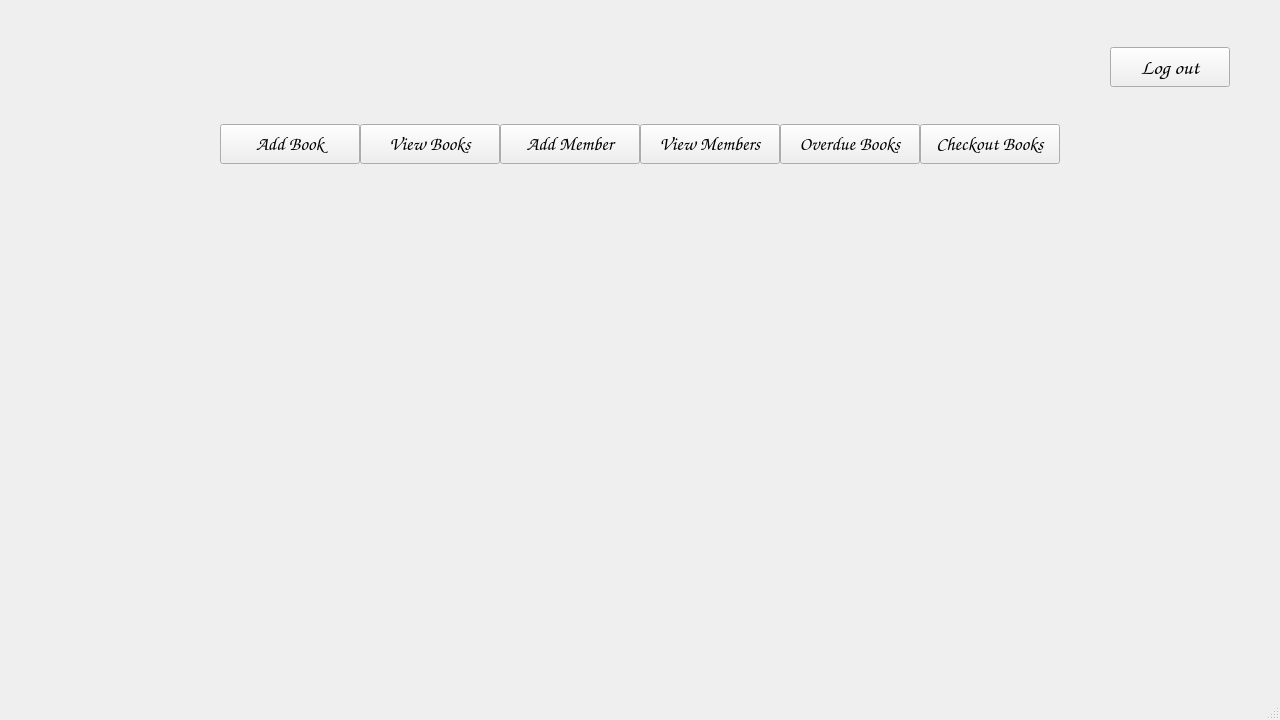
Frederick-Rive/CS106_LibrarySystem_GroupProject, file mainwindow.ui: the form before one commit.
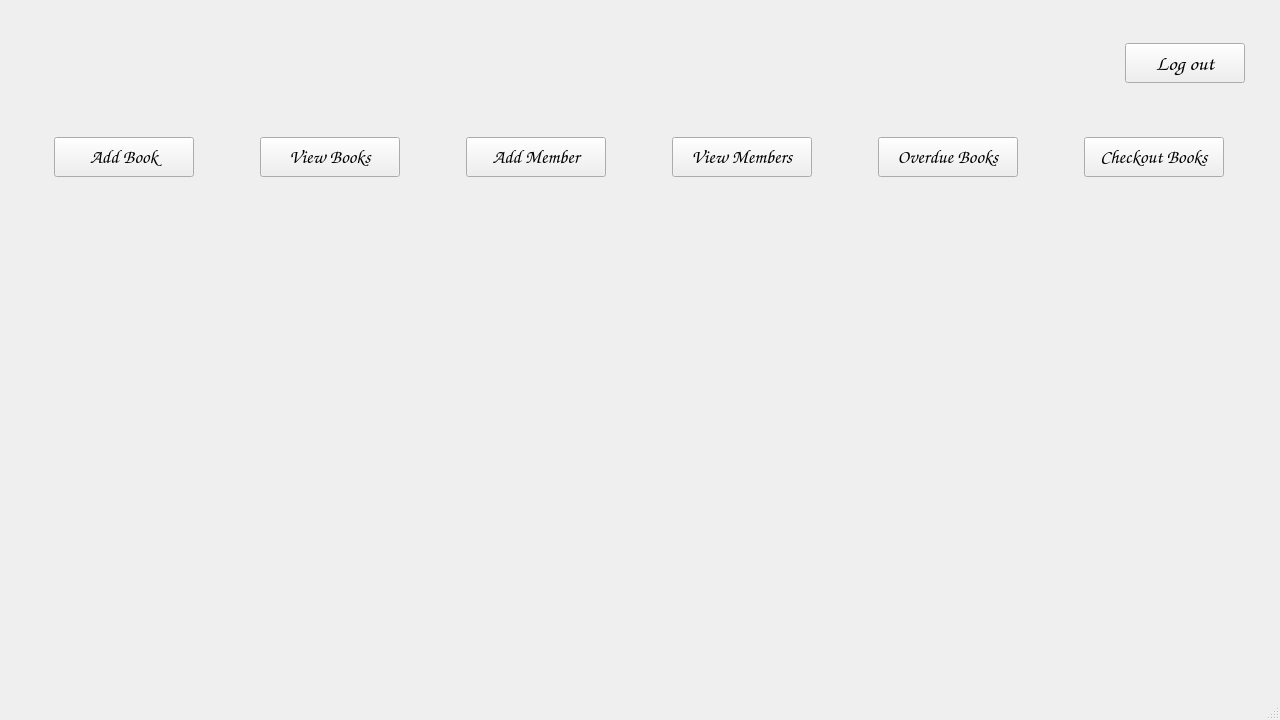
The form after the commit.

The edit to the form file:
```diff
--- a/mainwindow.ui
+++ b/mainwindow.ui
@@ -26,51 +26,106 @@
    <string>MainWindow</string>
   </property>
   <widget class="QWidget" name="centralwidget">
-   <widget class="QWidget" name="layoutWidget">
+   <widget class="QWidget" name="">
     <property name="geometry">
      <rect>
-      <x>0</x>
-      <y>10</y>
-      <width>1281</width>
-      <height>661</height>
+      <x>-6</x>
+      <y>-5</y>
+      <width>1291</width>
+      <height>691</height>
      </rect>
     </property>
-    <layout class="QGridLayout" name="gridLayout">
-     <property name="leftMargin">
-      <number>0</number>
-     </property>
-     <property name="topMargin">
-      <number>0</number>
-     </property>
-     <property name="rightMargin">
-      <number>0</number>
-     </property>
-     <property name="bottomMargin">
-      <number>0</number>
-     </property>
-     <property name="spacing">
-      <number>0</number>
-     </property>
-     <item row="2" column="0">
-      <widget class="QLabel" name="logolabel">
-       <property name="minimumSize">
-        <size>
-         <width>120</width>
-         <height>80</height>
-        </size>
-       </property>
-       <property name="maximumSize">
-        <size>
-         <width>120</width>
-         <height>80</height>
-        </size>
-       </property>
-       <property name="text">
-        <string/>
-       </property>
-      </widget>
+    <layout class="QVBoxLayout" name="verticalLayout">
+     <item>
+      <layout class="QHBoxLayout" name="horizontalLayout_2">
+       <item>
+        <widget class="QLabel" name="logolabel">
+         <property name="sizePolicy">
+          <sizepolicy hsizetype="MinimumExpanding" vsizetype="MinimumExpanding">
+           <horstretch>0</horstretch>
+           <verstretch>0</verstretch>
+          </sizepolicy>
+         </property>
+         <property name="minimumSize">
+          <size>
+           <width>190</width>
+           <height>120</height>
+          </size>
+         </property>
+         <property name="maximumSize">
+          <size>
+           <width>190</width>
+           <height>120</height>
+          </size>
+         </property>
+         <property name="text">
+          <string/>
+         </property>
+        </widget>
+       </item>
+       <item>
+        <spacer name="horizontalSpacer">
+         <property name="orientation">
+          <enum>Qt::Horizontal</enum>
+         </property>
+         <property name="sizeHint" stdset="0">
+          <size>
+           <width>40</width>
+           <height>20</height>
+          </size>
+         </property>
+        </spacer>
+       </item>
+       <item>
+        <widget class="QPushButton" name="logout_button">
+         <property name="sizePolicy">
+          <sizepolicy hsizetype="Fixed" vsizetype="Fixed">
+           <horstretch>0</horstretch>
+           <verstretch>0</verstretch>
+          </sizepolicy>
+         </property>
+         <property name="minimumSize">
+          <size>
+           <width>120</width>
+           <height>40</height>
+          </size>
+         </property>
+         <property name="maximumSize">
+          <size>
+           <width>120</width>
+           <height>40</height>
+          </size>
+         </property>
+         <property name="font">
+          <font>
+           <family>Comic Sans MS</family>
+           <pointsize>16</pointsize>
+          </font>
+         </property>
+         <property name="text">
+          <string>Log out</string>
+         </property>
+        </widget>
+       </item>
+       <item>
+        <spacer name="horizontalSpacer_2">
+         <property name="orientation">
+          <enum>Qt::Horizontal</enum>
+         </property>
+         <property name="sizeType">
+          <enum>QSizePolicy::Maximum</enum>
+         </property>
+         <property name="sizeHint" stdset="0">
+          <size>
+           <width>40</width>
+           <height>20</height>
+          </size>
+         </property>
+        </spacer>
+       </item>
+      </layout>
      </item>
-     <item row="4" column="1">
+     <item>
       <layout class="QHBoxLayout" name="horizontalLayout">
        <item>
         <widget class="QPushButton" name="addbook_button">
@@ -188,100 +243,25 @@
        </item>
       </layout>
      </item>
-     <item row="2" column="2">
-      <widget class="QPushButton" name="logout_button">
-       <property name="sizePolicy">
-        <sizepolicy hsizetype="Fixed" vsizetype="Fixed">
-         <horstretch>0</horstretch>
-         <verstretch>0</verstretch>
-        </sizepolicy>
-       </property>
-       <property name="minimumSize">
-        <size>
-         <width>120</width>
-         <height>40</height>
-        </size>
-       </property>
-       <property name="maximumSize">
-        <size>
-         <width>120</width>
-         <height>40</height>
-        </size>
-       </property>
-       <property name="font">
-        <font>
-         <family>Comic Sans MS</family>
-         <pointsize>16</pointsize>
-        </font>
-       </property>
-       <property name="text">
-        <string>Log out</string>
-       </property>
-      </widget>
-     </item>
-     <item row="5" column="1">
-      <spacer name="verticalSpacer">
-       <property name="orientation">
-        <enum>Qt::Vertical</enum>
-       </property>
-       <property name="sizeType">
-        <enum>QSizePolicy::Fixed</enum>
-       </property>
-       <property name="sizeHint" stdset="0">
-        <size>
-         <width>20</width>
-         <height>500</height>
-        </size>
-       </property>
-      </spacer>
-     </item>
-     <item row="4" column="0">
-      <spacer name="horizontalSpacer">
-       <property name="orientation">
-        <enum>Qt::Horizontal</enum>
-       </property>
-       <property name="sizeType">
-        <enum>QSizePolicy::Maximum</enum>
-       </property>
-       <property name="sizeHint" stdset="0">
-        <size>
-         <width>120</width>
-         <height>20</height>
-        </size>
-       </property>
-      </spacer>
-     </item>
-     <item row="4" column="2">
-      <spacer name="horizontalSpacer_2">
-       <property name="orientation">
-        <enum>Qt::Horizontal</enum>
-       </property>
-       <property name="sizeType">
-        <enum>QSizePolicy::Maximum</enum>
-       </property>
-       <property name="sizeHint" stdset="0">
-        <size>
-         <width>120</width>
-         <height>20</height>
-        </size>
-       </property>
-      </spacer>
-     </item>
-     <item row="2" column="1">
-      <spacer name="verticalSpacer_2">
-       <property name="orientation">
-        <enum>Qt::Vertical</enum>
-       </property>
-       <property name="sizeType">
-        <enum>QSizePolicy::Fixed</enum>
-       </property>
-       <property name="sizeHint" stdset="0">
-        <size>
-         <width>20</width>
-         <height>100</height>
-        </size>
-       </property>
-      </spacer>
+     <item>
+      <layout class="QHBoxLayout" name="activeLayout">
+       <item>
+        <spacer name="horizontalSpacer_3">
+         <property name="orientation">
+          <enum>Qt::Horizontal</enum>
+         </property>
+         <property name="sizeType">
+          <enum>QSizePolicy::Maximum</enum>
+         </property>
+         <property name="sizeHint" stdset="0">
+          <size>
+           <width>60</width>
+           <height>500</height>
+          </size>
+         </property>
+        </spacer>
+       </item>
+      </layout>
      </item>
     </layout>
    </widget>
```
